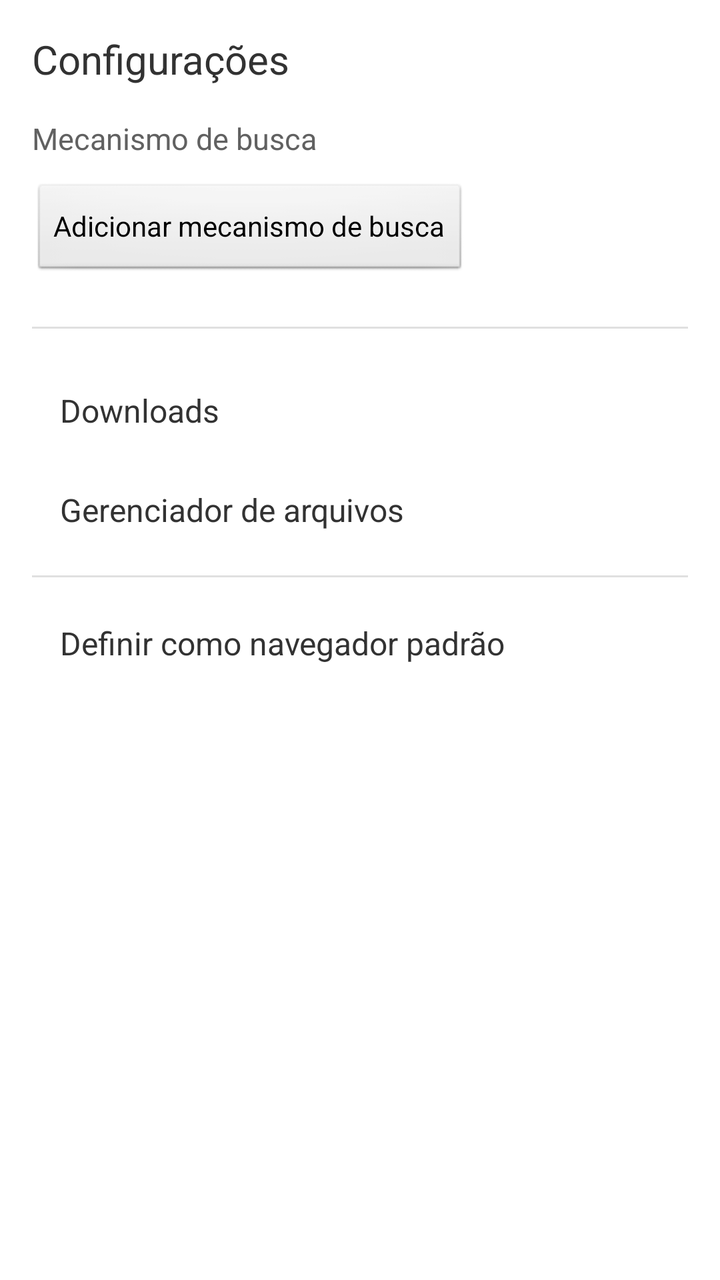
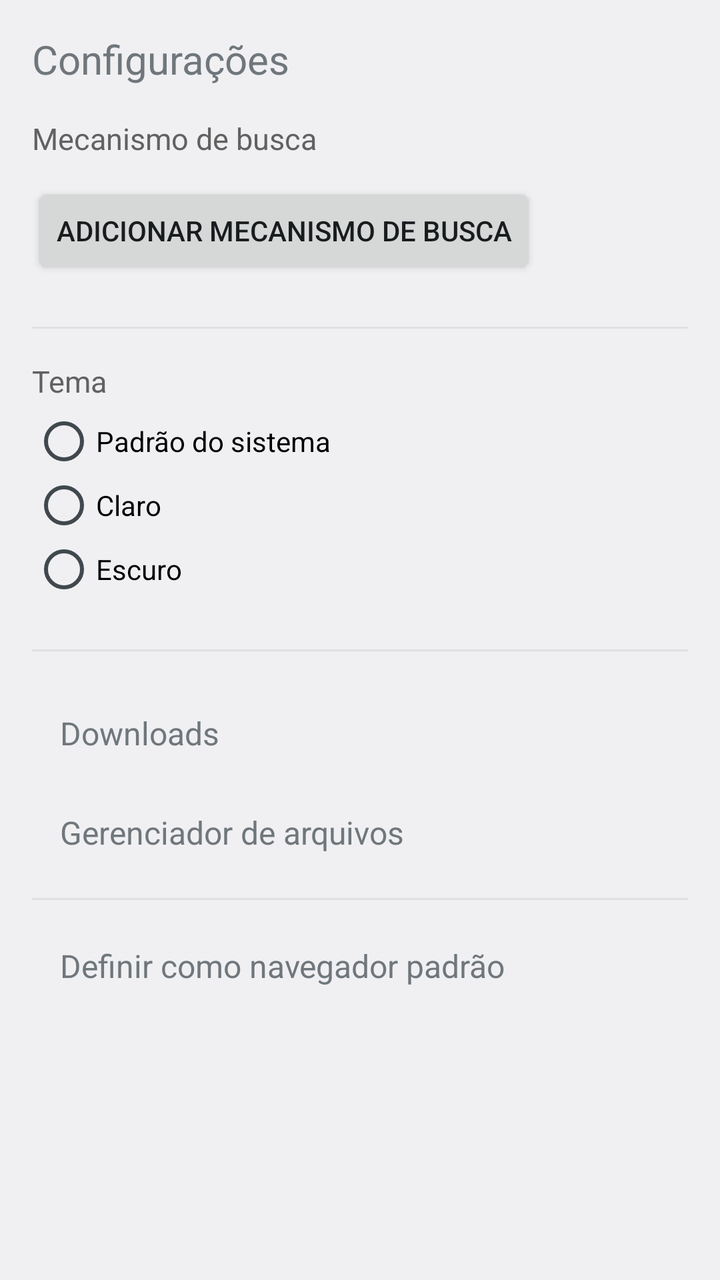

The first picture is an Android layout as it rendered before a commit; the second is the same layout after the commit. The layout source and the unified diff follow.
<!-- AndroidManifest.xml: application theme Theme.AospBrowser -->
<!-- res/layout/activity_settings.xml -->
<?xml version="1.0" encoding="utf-8"?>
<ScrollView xmlns:android="http://schemas.android.com/apk/res/android"
    android:layout_width="match_parent"
    android:layout_height="match_parent">

    <LinearLayout
        android:layout_width="match_parent"
        android:layout_height="wrap_content"
        android:orientation="vertical"
        android:padding="16dp">

        <TextView
            android:layout_width="wrap_content"
            android:layout_height="wrap_content"
            android:text="@string/settings_title"
            android:textSize="20sp"
            android:layout_marginBottom="16dp" />

        <TextView
            android:layout_width="wrap_content"
            android:layout_height="wrap_content"
            android:text="@string/settings_search_engine"
            android:textSize="15sp"
            android:textColor="#616161"
            android:layout_marginBottom="4dp" />

        <RadioGroup
            android:id="@+id/searchEngineGroup"
            android:layout_width="match_parent"
            android:layout_height="wrap_content"
            android:orientation="vertical"
            android:layout_marginBottom="8dp" />

        <Button
            android:id="@+id/btnAddSearchEngine"
            android:layout_width="wrap_content"
            android:layout_height="wrap_content"
            android:text="@string/settings_add_search_engine"
            android:layout_marginBottom="24dp" />

        <View
            android:layout_width="match_parent"
            android:layout_height="1dp"
            android:background="#E0E0E0"
            android:layout_marginBottom="16dp" />

        
        <TextView
            android:id="@+id/menuDownloads"
            android:layout_width="match_parent"
            android:layout_height="wrap_content"
            android:text="@string/settings_downloads"
            android:textSize="16sp"
            android:padding="14dp"
            android:clickable="true"
            android:focusable="true"
            android:background="?android:attr/selectableItemBackground" />

        
        <TextView
            android:id="@+id/menuFileManager"
            android:layout_width="match_parent"
            android:layout_height="wrap_content"
            android:text="@string/settings_file_manager"
            android:textSize="16sp"
            android:padding="14dp"
            android:clickable="true"
            android:focusable="true"
            android:background="?android:attr/selectableItemBackground" />

        <View
            android:layout_width="match_parent"
            android:layout_height="1dp"
            android:background="#E0E0E0"
            android:layout_marginTop="8dp"
            android:layout_marginBottom="8dp" />

        
        <TextView
            android:id="@+id/menuDefaultBrowser"
            android:layout_width="match_parent"
            android:layout_height="wrap_content"
            android:text="@string/settings_default_browser"
            android:textSize="16sp"
            android:padding="14dp"
            android:clickable="true"
            android:focusable="true"
            android:background="?android:attr/selectableItemBackground" />

    </LinearLayout>
</ScrollView>
<!-- resources referenced by this layout -->
<resources>
  <string name="settings_add_search_engine">Adicionar mecanismo de busca</string>
  <string name="settings_default_browser">Definir como navegador padrão</string>
  <string name="settings_downloads">Downloads</string>
  <string name="settings_file_manager">Gerenciador de arquivos</string>
  <string name="settings_search_engine">Mecanismo de busca</string>
  <string name="settings_title">Configurações</string>
  <style name="Theme.AospBrowser" parent="android:Theme.Light.NoTitleBar" />
</resources>

<!-- the commit's change to res/layout/activity_settings.xml (unified diff, before → after) -->
@@ -37,6 +37,46 @@
             android:layout_height="wrap_content"
             android:text="@string/settings_add_search_engine"
             android:layout_marginBottom="24dp" />
+
+        <View
+            android:layout_width="match_parent"
+            android:layout_height="1dp"
+            android:background="#E0E0E0"
+            android:layout_marginBottom="16dp" />
+
+        <TextView
+            android:layout_width="wrap_content"
+            android:layout_height="wrap_content"
+            android:text="@string/settings_theme"
+            android:textSize="15sp"
+            android:textColor="#616161"
+            android:layout_marginBottom="4dp" />
+
+        <RadioGroup
+            android:id="@+id/themeGroup"
+            android:layout_width="match_parent"
+            android:layout_height="wrap_content"
+            android:orientation="vertical"
+            android:layout_marginBottom="24dp">
+
+            <RadioButton
+                android:id="@+id/themeSystem"
+                android:layout_width="match_parent"
+                android:layout_height="wrap_content"
+                android:text="@string/settings_theme_system" />
+
+            <RadioButton
+                android:id="@+id/themeLight"
+                android:layout_width="match_parent"
+                android:layout_height="wrap_content"
+                android:text="@string/settings_theme_light" />
+
+            <RadioButton
+                android:id="@+id/themeDark"
+                android:layout_width="match_parent"
+                android:layout_height="wrap_content"
+                android:text="@string/settings_theme_dark" />
+        </RadioGroup>
 
         <View
             android:layout_width="match_parent"
<!-- resource entries referenced after the edit -->
@@ -5,7 +5,11 @@
   <string name="settings_downloads">Downloads</string>
   <string name="settings_file_manager">Gerenciador de arquivos</string>
   <string name="settings_search_engine">Mecanismo de busca</string>
+  <string name="settings_theme">Tema</string>
+  <string name="settings_theme_dark">Escuro</string>
+  <string name="settings_theme_light">Claro</string>
+  <string name="settings_theme_system">Padrão do sistema</string>
   <string name="settings_title">Configurações</string>
-  <style name="Theme.AospBrowser" parent="android:Theme.Light.NoTitleBar" />
+  <style name="Theme.AospBrowser" parent="android:Theme.DeviceDefault.Light.NoActionBar" />
 </resources>
 
